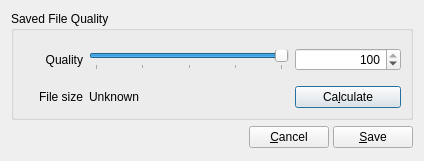
Old version of the form src/UI/ImageQualityDialog.ui in the repository LuminanceHDR/LuminanceHDR.
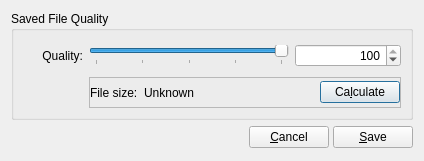
New version of the form.

What changed in the file:
```diff
--- a/src/UI/ImageQualityDialog.ui
+++ b/src/UI/ImageQualityDialog.ui
@@ -38,28 +38,6 @@
       <string>Saved File Quality</string>
      </property>
      <layout class="QGridLayout" name="gridLayout">
-      <item row="2" column="0">
-       <widget class="QLabel" name="label_2">
-        <property name="minimumSize">
-         <size>
-          <width>60</width>
-          <height>0</height>
-         </size>
-        </property>
-        <property name="maximumSize">
-         <size>
-          <width>60</width>
-          <height>16777215</height>
-         </size>
-        </property>
-        <property name="text">
-         <string>File size</string>
-        </property>
-        <property name="alignment">
-         <set>Qt::AlignRight|Qt::AlignTrailing|Qt::AlignVCenter</set>
-        </property>
-       </widget>
-      </item>
       <item row="0" column="0" rowspan="2">
        <widget class="QLabel" name="label_quality">
         <property name="minimumSize">
@@ -75,40 +53,13 @@
          </size>
         </property>
         <property name="text">
-         <string>Quality</string>
+         <string>Quality:</string>
         </property>
         <property name="alignment">
          <set>Qt::AlignRight|Qt::AlignTrailing|Qt::AlignVCenter</set>
         </property>
        </widget>
       </item>
-      <item row="2" column="2">
-       <widget class="QLabel" name="label_filesize">
-        <property name="text">
-         <string>Unknown</string>
-        </property>
-       </widget>
-      </item>
-      <item row="0" column="3" rowspan="2">
-       <widget class="QSpinBox" name="spinBox">
-        <property name="alignment">
-         <set>Qt::AlignRight|Qt::AlignTrailing|Qt::AlignVCenter</set>
-        </property>
-        <property name="maximum">
-         <number>100</number>
-        </property>
-        <property name="value">
-         <number>100</number>
-        </property>
-       </widget>
-      </item>
-      <item row="2" column="3">
-       <widget class="QPushButton" name="getSizeButton">
-        <property name="text">
-         <string>Ca&amp;lculate</string>
-        </property>
-       </widget>
-      </item>
       <item row="0" column="2" rowspan="2">
        <widget class="QSlider" name="horizontalSlider">
         <property name="minimumSize">
@@ -140,6 +91,83 @@
         </property>
        </widget>
       </item>
+      <item row="0" column="3" rowspan="2">
+       <widget class="QSpinBox" name="spinBox">
+        <property name="alignment">
+         <set>Qt::AlignRight|Qt::AlignTrailing|Qt::AlignVCenter</set>
+        </property>
+        <property name="maximum">
+         <number>100</number>
+        </property>
+        <property name="value">
+         <number>100</number>
+        </property>
+       </widget>
+      </item>
+      <item row="2" column="2" rowspan="2" colspan="2">
+       <widget class="QFrame" name="fileSizePanel">
+        <property name="frameShape">
+         <enum>QFrame::StyledPanel</enum>
+        </property>
+        <property name="frameShadow">
+         <enum>QFrame::Raised</enum>
+        </property>
+        <layout class="QHBoxLayout" name="horizontalLayout_2">
+         <property name="leftMargin">
+          <number>0</number>
+         </property>
+         <property name="topMargin">
+          <number>0</number>
+         </property>
+         <property name="rightMargin">
+          <number>0</number>
+         </property>
+         <property name="bottomMargin">
+          <number>0</number>
+         </property>
+         <item>
+          <widget class="QLabel" name="label_2">
+           <property name="sizePolicy">
+            <sizepolicy hsizetype="Minimum" vsizetype="Preferred">
+             <horstretch>0</horstretch>
+             <verstretch>0</verstretch>
+            </sizepolicy>
+           </property>
+           <property name="text">
+            <string>File size:</string>
+           </property>
+          </widget>
+         </item>
+         <item>
+          <widget class="QLabel" name="label_filesize">
+           <property name="text">
+            <string>Unknown</string>
+           </property>
+          </widget>
+         </item>
+         <item>
+          <spacer name="horizontalSpacer">
+           <property name="orientation">
+            <enum>Qt::Horizontal</enum>
+           </property>
+           <property name="sizeHint" stdset="0">
+            <size>
+             <width>40</width>
+             <height>20</height>
+            </size>
+           </property>
+          </spacer>
+         </item>
+         <item>
+          <widget class="QPushButton" name="getSizeButton">
+           <property name="text">
+            <string>Ca&amp;lculate</string>
+           </property>
+          </widget>
+         </item>
+        </layout>
+       </widget>
+      </item>
      </layout>
     </widget>
    </item>
```
